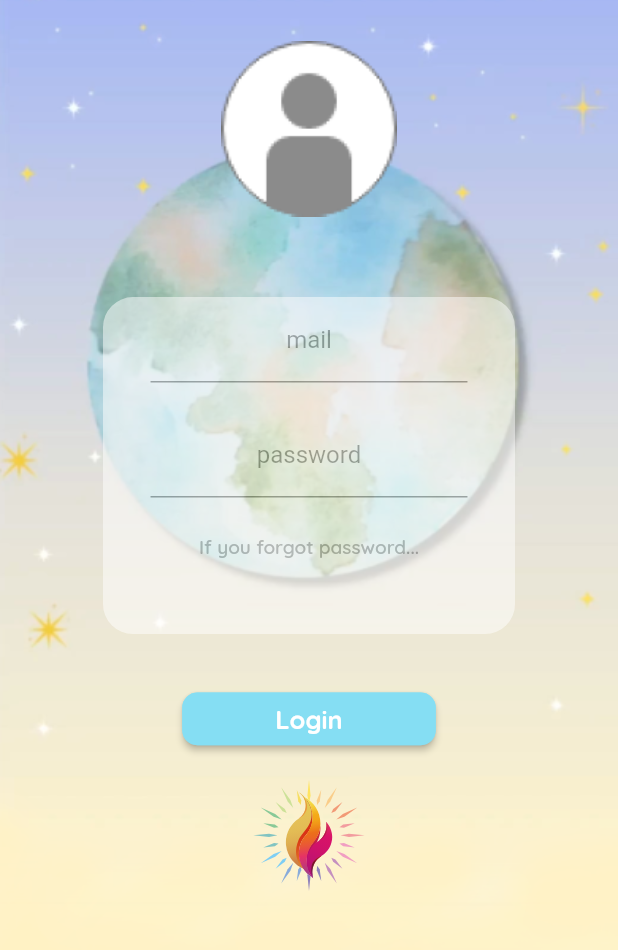
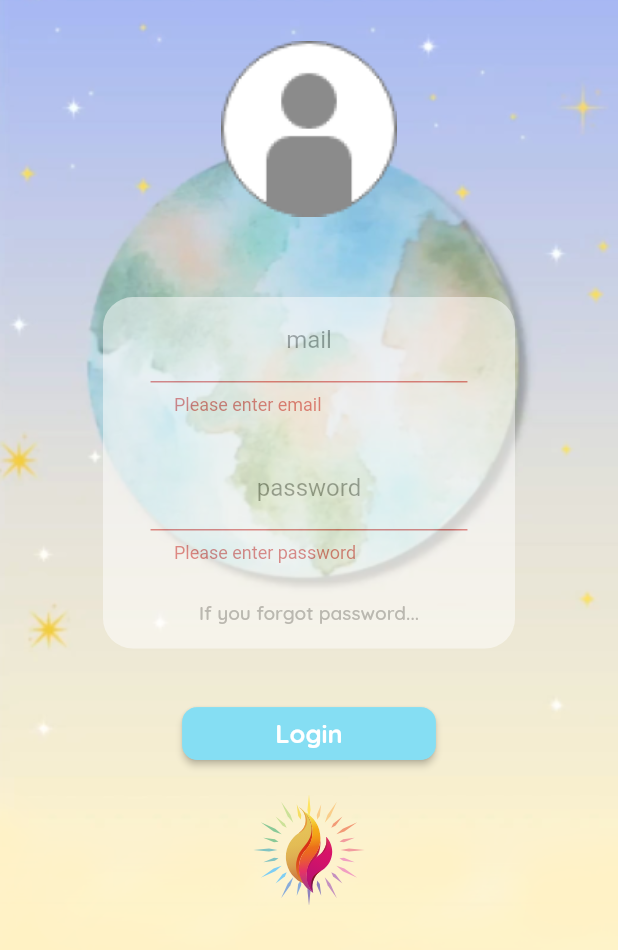
Before and after one commit to Saksham-245/myhope, a Flutter app: the LogIn screen opened directly, after a tap on "Login", on a phone screen of 412 x 824 dp, the part 286-1236 px from its top. Run offline on Flutter 3.47's test engine with Material 2 defaults, Android fonts, the light colour scheme and no system bars; our stand-ins replace flutter_screenutil, flutter_svg, google_fonts.

Commit message:
added login api and validation

```diff
--- a/lib/main.dart
+++ b/lib/main.dart
@@ -1,8 +1,6 @@
 import 'package:flutter/material.dart';
 import 'package:flutter_screenutil/flutter_screenutil.dart';
 import 'package:myhope/screens/signup_screen.dart';
-import 'package:myhope/screens/signup_screen_2.dart';
-// import 'package:myhope/screens/signup_screen.dart';
 
 void main() {
   runApp(const MyApp());
--- a/lib/screens/log_in.dart
+++ b/lib/screens/log_in.dart
@@ -2,6 +2,7 @@ import 'package:flutter/material.dart';
 import 'package:flutter_screenutil/flutter_screenutil.dart';
 import 'package:flutter_svg/flutter_svg.dart';
 import 'package:google_fonts/google_fonts.dart';
+import 'package:myhope/utils/utils.dart';
 
 class LogIn extends StatefulWidget {
   const LogIn({Key? key}) : super(key: key);
@@ -11,6 +12,13 @@ class LogIn extends StatefulWidget {
 }
 
 class _LogInState extends State<LogIn> {
+  final _mailController = TextEditingController();
+  final _passwordController = TextEditingController();
+
+  final _formKey = GlobalKey<FormState>();
+
+  String message = '';
+
   @override
   Widget build(BuildContext context) {
     return Stack(
@@ -42,19 +50,30 @@ class _LogInState extends State<LogIn> {
                     opacity: 0.50,
                     child: Container(
                       width: 260.w,
-                      height: 230.h,
+                      height: 240.h,
                       decoration: ShapeDecoration(
                         color: Colors.white,
                         shape: RoundedRectangleBorder(
                           borderRadius: BorderRadius.circular(20),
                         ),
                       ),
+                      child: Form(
+                        key: _formKey,
                         child: Column(
                           children: [
                             Container(
                               width: 200.w,
                               color: Colors.white,
-                            child: TextField(
+                              child: TextFormField(
+                                validator: (value) {
+                                  if (value == null ||
+                                      value.isEmpty ||
+                                      !value.contains('@')) {
+                                    return 'Please enter email';
+                                  }
+                                  return null;
+                                },
+                                controller: _mailController,
                                 decoration: InputDecoration(
                                   hintText: 'mail',
                                   contentPadding: EdgeInsets.symmetric(
@@ -71,7 +90,14 @@ class _LogInState extends State<LogIn> {
                             Container(
                               width: 200.w,
                               color: Colors.white,
-                            child: TextField(
+                              child: TextFormField(
+                                validator: (value) {
+                                  if (value == null || value.isEmpty) {
+                                    return 'Please enter password';
+                                  }
+                                  return null;
+                                },
+                                controller: _passwordController,
                                 decoration: InputDecoration(
                                   hintText: 'password',
                                   contentPadding: EdgeInsets.symmetric(
@@ -99,6 +125,7 @@ class _LogInState extends State<LogIn> {
                         ),
                       ),
                     ),
+                  ),
                   SizedBox(height: 40.h),
                   SizedBox(
                     width: 160.w,
@@ -114,7 +141,23 @@ class _LogInState extends State<LogIn> {
                           borderRadius: BorderRadius.circular(10),
                         ),
                       ),
-                      onPressed: () {},
+                      onPressed: () {
+                        if (_formKey.currentState!.validate()) {
+                          login(
+                            _mailController.text,
+                            _passwordController.text,
+                          ).then(
+                            (value) => {
+                              ScaffoldMessenger.of(context).showSnackBar(
+                                SnackBar(
+                                  duration: const Duration(seconds: 5),
+                                  content: Text(value),
+                                ),
+                              ),
+                            },
+                          );
+                        }
+                      },
                       child: Text(
                         'Login',
                         textAlign: TextAlign.center,
--- /dev/null
+++ b/lib/utils/utils.dart
@@ -0,0 +1,13 @@
+import 'package:http/http.dart' as http;
+
+Future<String> login(String email, String password) async {
+  try {
+    var response = await http.post(
+      Uri.parse('https://my-hope-backend.onrender.com/user/login'),
+      body: {"email": email, "password": password},
+    );
+    return response.body;
+  } catch (e) {
+    return 'Failed to Login';
+  }
+}
```
Also changed, not shown: lib/screens/signup_screen.dart (+8 -0 lines). Lines whose indentation alone changed are shown as unchanged.
